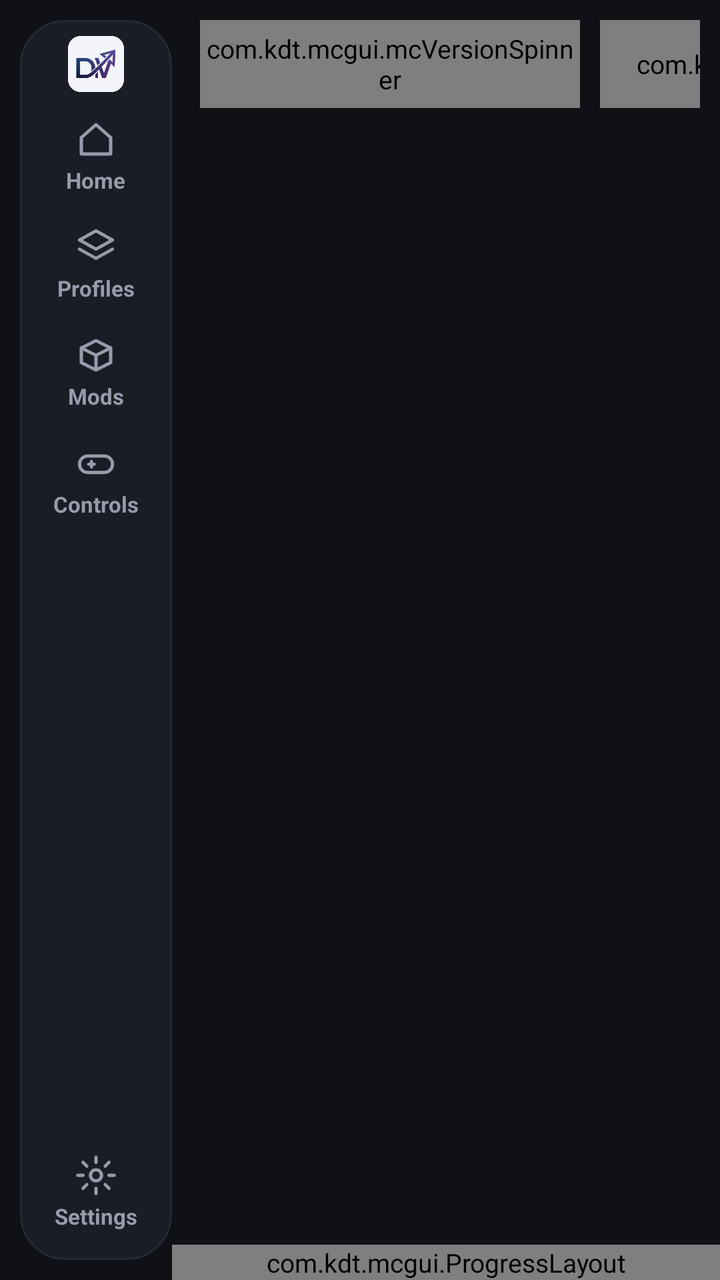
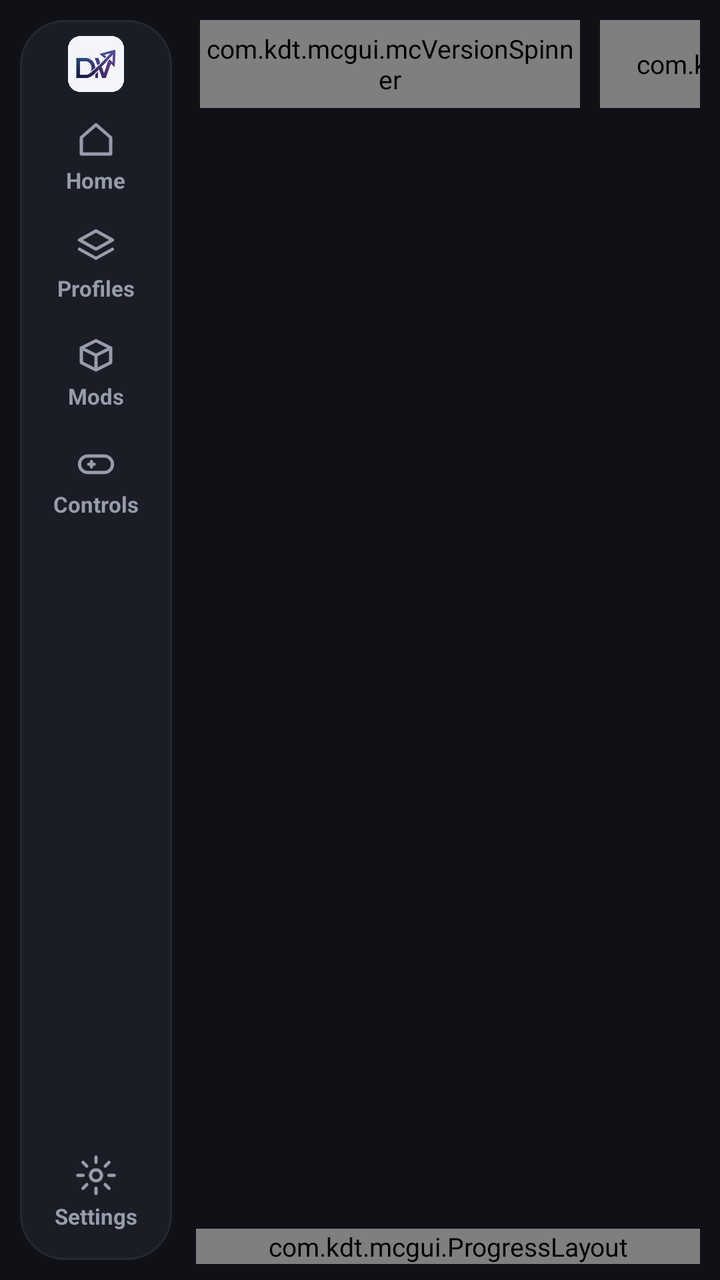

An Android layout rendered at two revisions. The XML below is the earlier revision; the diff shows what the commit changed to produce the second picture.
<!-- AndroidManifest.xml: application theme AppTheme -->
<!-- res/layout/activity_div_launcher.xml -->
<?xml version="1.0" encoding="utf-8"?>
<androidx.constraintlayout.widget.ConstraintLayout
    xmlns:android="http://schemas.android.com/apk/res/android"
    xmlns:app="http://schemas.android.com/apk/res-auto"
    android:layout_width="match_parent"
    android:layout_height="match_parent"
    android:background="@color/background_app">

    
    <LinearLayout
        android:id="@+id/nav_rail"
        android:layout_width="76dp"
        android:layout_height="0dp"
        android:layout_marginStart="10dp"
        android:layout_marginTop="10dp"
        android:layout_marginBottom="10dp"
        android:background="@drawable/rail_background"
        android:orientation="vertical"
        android:gravity="center_horizontal"
        android:paddingTop="8dp"
        android:paddingBottom="8dp"
        app:layout_constraintTop_toTopOf="parent"
        app:layout_constraintBottom_toBottomOf="parent"
        app:layout_constraintStart_toStartOf="parent">

        <ImageView
            android:layout_width="28dp"
            android:layout_height="28dp"
            android:layout_marginBottom="4dp"
            android:src="@drawable/ic_div_logo"
            android:importantForAccessibility="no" />

        <LinearLayout
            android:id="@+id/nav_home"
            style="@style/NavItem">
            <ImageView
                style="@style/NavIcon"
                android:src="@drawable/ic_nav_home" />
            <TextView
                style="@style/NavLabel"
                android:text="@string/nav_home" />
        </LinearLayout>
        <LinearLayout
            android:id="@+id/nav_profiles"
            style="@style/NavItem">
            <ImageView
                style="@style/NavIcon"
                android:src="@drawable/ic_nav_profiles" />
            <TextView
                style="@style/NavLabel"
                android:text="@string/nav_profiles" />
        </LinearLayout>
        <LinearLayout
            android:id="@+id/nav_mods"
            style="@style/NavItem">
            <ImageView
                style="@style/NavIcon"
                android:src="@drawable/ic_nav_mods" />
            <TextView
                style="@style/NavLabel"
                android:text="@string/nav_mods" />
        </LinearLayout>
        <LinearLayout
            android:id="@+id/nav_controls"
            style="@style/NavItem">
            <ImageView
                style="@style/NavIcon"
                android:src="@drawable/ic_nav_controls" />
            <TextView
                style="@style/NavLabel"
                android:text="@string/nav_controls" />
        </LinearLayout>

        <View
            android:layout_width="0dp"
            android:layout_height="0dp"
            android:layout_weight="1" />

        <LinearLayout
            android:id="@+id/nav_settings"
            style="@style/NavItem">
            <ImageView
                style="@style/NavIcon"
                android:src="@drawable/ic_nav_settings" />
            <TextView
                style="@style/NavLabel"
                android:text="@string/nav_settings" />
        </LinearLayout>
    </LinearLayout>

    
    <LinearLayout
        android:id="@+id/top_bar"
        android:layout_width="0dp"
        android:layout_height="44dp"
        android:layout_marginStart="12dp"
        android:layout_marginEnd="10dp"
        android:layout_marginTop="10dp"
        android:gravity="center_vertical"
        android:orientation="horizontal"
        app:layout_constraintTop_toTopOf="parent"
        app:layout_constraintStart_toEndOf="@id/nav_rail"
        app:layout_constraintEnd_toEndOf="parent">

        <TextView
            android:id="@+id/page_title"
            android:layout_width="0dp"
            android:layout_height="wrap_content"
            android:layout_weight="1"
            android:layout_marginStart="2dp"
            android:text="@string/nav_home"
            android:textColor="@color/primary_text"
            android:textSize="22sp"
            android:textStyle="bold"
            android:maxLines="1"
            android:ellipsize="end" />

        <com.kdt.mcgui.mcVersionSpinner
            android:id="@+id/mc_version_spinner"
            android:layout_width="190dp"
            android:layout_height="44dp"
            android:background="@drawable/account_bar_background"
            android:drawableEnd="@drawable/spinner_arrow"
            app:drawableEndPadding="@dimen/_1sdp"
            app:drawableEndSize="12dp"
            app:drawableStartIntegerScaling="true"
            app:drawableStartSize="28dp" />

        <com.kdt.mcgui.MineButton
            android:id="@+id/play_button"
            android:layout_width="wrap_content"
            android:layout_height="44dp"
            android:layout_marginStart="10dp"
            android:minWidth="96dp"
            android:paddingStart="18dp"
    android:paddingEnd="18dp"
            android:drawableStart="@drawable/ic_play"
            android:drawablePadding="8dp"
            android:text="@string/main_play" />

        <com.kdt.mcgui.mcAccountSpinner
            android:id="@+id/account_spinner"
            android:layout_width="150dp"
            android:layout_height="44dp"
            android:layout_marginStart="10dp"
            android:background="@drawable/account_bar_background"
            android:paddingStart="10dp"
            android:paddingEnd="10dp"
            android:dropDownWidth="wrap_content"
            android:dropDownVerticalOffset="40dp"
            android:clickable="true"
            android:focusable="true" />
    </LinearLayout>

    
    <ImageButton
        android:id="@+id/setting_button"
        android:layout_width="48dp"
        android:layout_height="40dp"
        android:visibility="gone"
        android:background="?attr/selectableItemBackground"
        android:src="@drawable/ic_menu_settings"
        android:scaleType="fitCenter"
        app:layout_constraintEnd_toEndOf="parent"
        app:layout_constraintTop_toTopOf="parent" />

    
    <androidx.fragment.app.FragmentContainerView
        android:id="@+id/container_fragment"
        android:layout_width="0dp"
        android:layout_height="0dp"
        android:layout_marginStart="12dp"
        android:layout_marginEnd="10dp"
        android:layout_marginTop="10dp"
        app:layout_constraintStart_toEndOf="@id/nav_rail"
        app:layout_constraintEnd_toEndOf="parent"
        app:layout_constraintBottom_toTopOf="@+id/progress_layout"
        app:layout_constraintTop_toBottomOf="@+id/top_bar" />

    <com.kdt.mcgui.ProgressLayout
        android:id="@+id/progress_layout"
        android:layout_width="0dp"
        android:layout_height="wrap_content"
        app:layout_constraintStart_toEndOf="@id/nav_rail"
        app:layout_constraintEnd_toEndOf="parent"
        app:layout_constraintBottom_toBottomOf="parent" />

</androidx.constraintlayout.widget.ConstraintLayout>
<!-- resources referenced by this layout -->
<resources>
  <color name="background_app">#101116</color>
  <color name="primary_text">#F0F1F6</color>
  <string name="main_play">Play</string>
  <string name="nav_controls">Controls</string>
  <string name="nav_home">Home</string>
  <string name="nav_mods">Mods</string>
  <string name="nav_profiles">Profiles</string>
  <string name="nav_settings">Settings</string>
  <style name="NavIcon">
          <item name="android:layout_width">22dp</item>
          <item name="android:layout_height">22dp</item>
          <item name="android:tint">@color/nav_item_tint</item>
          <item name="android:importantForAccessibility">no</item>
      </style>
  <style name="AppTheme" parent="@style/Theme.AppCompat.NoActionBar">
          <item name="windowNoTitle">true</item>
          <item name="windowActionBar">false</item>
          <item name="android:windowContentOverlay">@null</item>
          <item name="android:statusBarColor">@color/background_status_bar</item>
          <item name="android:navigationBarColor">@color/background_app</item>
          <item name="colorPrimary">@color/background_status_bar</item>
          <item name="colorPrimaryDark">@color/background_status_bar</item>
          <item name="colorAccent">@color/accent</item>
          <item name="colorControlActivated">@color/accent</item>
          <item name="colorControlNormal">@color/secondary_text</item>
          <item name="colorBackgroundFloating">@color/surface_raised</item>
          <item name="android:windowBackground">@color/background_app</item>
          <item name="android:textColorPrimary">@color/primary_text</item>
          <item name="android:textColorSecondary">@color/secondary_text</item>
          <item name="preferenceTheme">@style/PreferenceThemeOverlay.v14.Material</item>
  
          <item name="android:textSize">13sp</item>
          <item name="android:fontFamily">sans-serif</item>
          <item name="fontFamily">sans-serif</item>
  
      </style>
  <color name="surface_pressed">#292E3B</color>
  <color name="surface_raised">#1A1D25</color>
  <color name="background_overlay">#242832</color>
  <color name="accent_on">#10131C</color>
  <color name="background_status_bar">#15171E</color>
  <color name="accent">#8798FF</color>
  <color name="secondary_text">#969CAB</color>
  <color name="nav_selected">#242B45</color>
  <!-- unchanged entries left out for length: 14 -->
</resources>

<!-- the commit's change to res/layout/activity_div_launcher.xml (unified diff, before → after) -->
@@ -181,6 +181,9 @@
         android:id="@+id/progress_layout"
         android:layout_width="0dp"
         android:layout_height="wrap_content"
+        android:layout_marginStart="12dp"
+        android:layout_marginEnd="10dp"
+        android:layout_marginBottom="8dp"
         app:layout_constraintStart_toEndOf="@id/nav_rail"
         app:layout_constraintEnd_toEndOf="parent"
         app:layout_constraintBottom_toBottomOf="parent" />
<!-- resource entries referenced after the edit -->
@@ -30,6 +30,7 @@
           <item name="android:textColorPrimary">@color/primary_text</item>
           <item name="android:textColorSecondary">@color/secondary_text</item>
           <item name="preferenceTheme">@style/PreferenceThemeOverlay.v14.Material</item>
+          <item name="alertDialogTheme">@style/DivAlertDialog</item>
   
           <item name="android:textSize">13sp</item>
           <item name="android:fontFamily">sans-serif</item>
@@ -43,7 +44,34 @@
   <color name="background_status_bar">#15171E</color>
   <color name="accent">#8798FF</color>
   <color name="secondary_text">#969CAB</color>
+  <style name="DivAlertDialog" parent="Theme.AppCompat.Dialog.Alert">
+          <item name="android:windowBackground">@drawable/dialog_background</item>
+          <item name="buttonBarPositiveButtonStyle">@style/DivDialogButtonPositive</item>
+          <item name="buttonBarNegativeButtonStyle">@style/DivDialogButtonNegative</item>
+          <item name="buttonBarNeutralButtonStyle">@style/DivDialogButtonPositive</item>
+      </style>
   <color name="nav_selected">#242B45</color>
+  <!-- drawable dialog_background (drawable) -->
+  <?xml version="1.0" encoding="utf-8"?>
+  <inset xmlns:android="http://schemas.android.com/apk/res/android"
+      android:insetLeft="16dp"
+      android:insetTop="16dp"
+      android:insetRight="16dp"
+      android:insetBottom="16dp">
+      <shape android:shape="rectangle">
+          <solid android:color="@color/surface_raised" />
+          <corners android:radius="20dp" />
+          <stroke android:width="1dp" android:color="@color/background_overlay" />
+      </shape>
+  </inset>
+  <style name="DivDialogButtonPositive" parent="Widget.AppCompat.Button.ButtonBar.AlertDialog">
+          <item name="android:textColor">@color/accent</item>
+          <item name="android:textStyle">bold</item>
+      </style>
+  <style name="DivDialogButtonNegative" parent="Widget.AppCompat.Button.ButtonBar.AlertDialog">
+          <item name="android:textColor">@color/secondary_text</item>
+          <item name="android:textStyle">bold</item>
+      </style>
   <!-- unchanged entries left out for length: 14 -->
 </resources>
 
